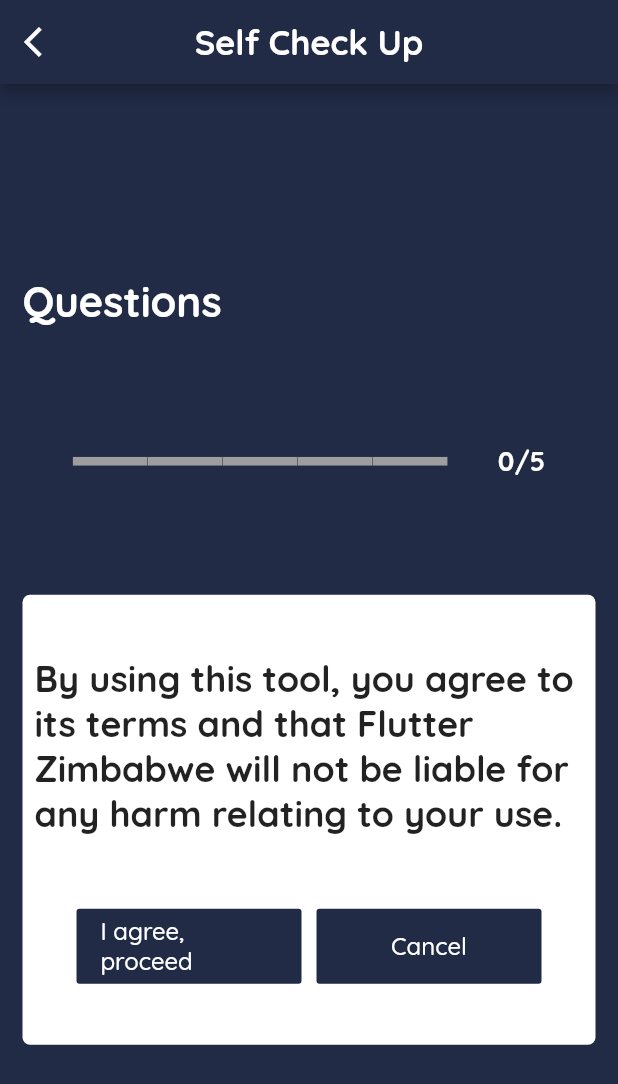
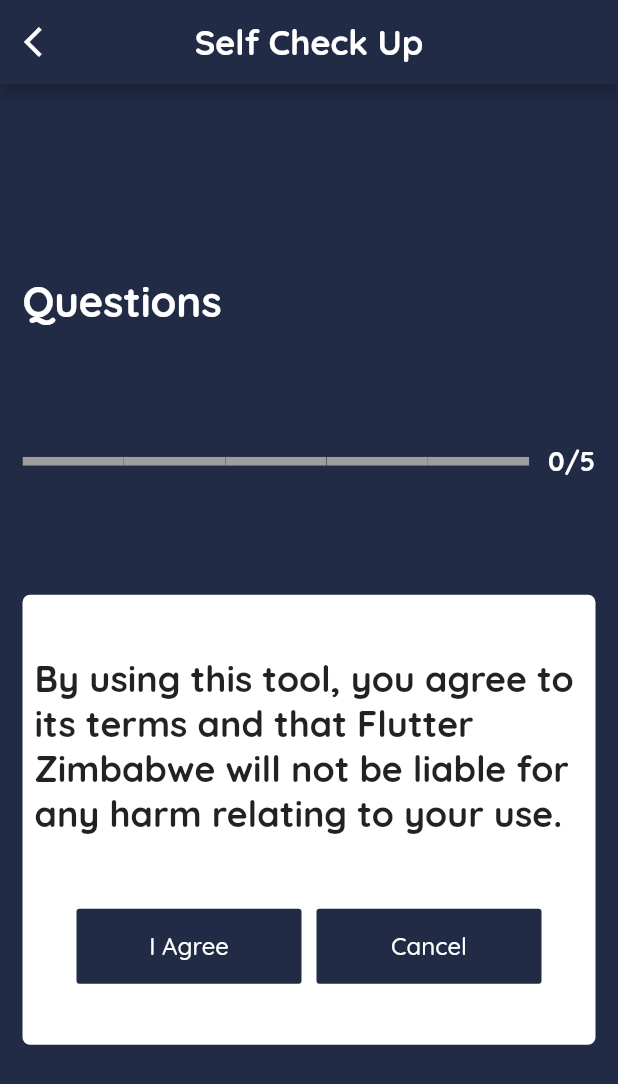
Before and after one commit to flutterdevzim/CoVID-19-Tracker, a Flutter app: the screen it shows after launch, after a tap on the "chevron right" icon, on a phone screen of 412 x 824 dp. Shown: the top 1084 px of the screen. Run offline on Flutter 3.47's test engine with Material 2 defaults, Android fonts, the phone set to English and light mode, and no system bars; drawn by our look-alikes of step_progress_indicator; our stand-ins replace badges, fl_chart.

Commit message:
increased legth of self-check questions bar

```diff
--- a/lib/models/self_checker_brain.dart
+++ b/lib/models/self_checker_brain.dart
@@ -7,7 +7,7 @@ class SelfCheckerBrain {
     SelfChecker(
         selfCheckQuestion:
             'By using this tool, you agree to its terms and that Flutter Zimbabwe will not be liable for any harm relating to your use.',
-        answer1: 'I agree, proceed',
+        answer1: 'I Agree',
         answer2: 'Cancel'),
     SelfChecker(
         selfCheckQuestion:
--- a/lib/ui/home_page.dart
+++ b/lib/ui/home_page.dart
@@ -40,7 +40,6 @@ class _HomePageState extends State<HomePage> {
         ),
       );
     }
-
     return items;
   }
 
@@ -54,6 +53,7 @@ class _HomePageState extends State<HomePage> {
   Widget build(BuildContext context) {
     return SafeArea(
       child: Scaffold(
+        backgroundColor: Colors.white,
         body: ListView(
           children: <Widget>[
             Padding(
@@ -64,7 +64,7 @@ class _HomePageState extends State<HomePage> {
               ),
               child: Row(
                 crossAxisAlignment: CrossAxisAlignment.start,
-                mainAxisAlignment: MainAxisAlignment.spaceEvenly,
+                mainAxisAlignment: MainAxisAlignment.spaceBetween,
                 children: <Widget>[
                   Text(
                     'Current outbreak',
@@ -73,7 +73,6 @@ class _HomePageState extends State<HomePage> {
                       color: questionsPageBGColor,
                     ),
                   ),
-                  Spacer(),
                   Padding(
                     padding: EdgeInsets.symmetric(horizontal: 10),
                     child: InkWell(
@@ -216,10 +215,9 @@ class _HomePageState extends State<HomePage> {
               height: 30.0,
             ),
             Padding(
-              padding: EdgeInsets.only(
-                left: 10.0,
-              ),
+              padding: EdgeInsets.symmetric(horizontal: 12.0),
               child: Row(
+                mainAxisAlignment: MainAxisAlignment.spaceBetween,
                 children: <Widget>[
                   Text(
                     'Latest Covid-19 News',
@@ -254,13 +252,13 @@ class _HomePageState extends State<HomePage> {
             ),
             // TODO: Add buttons
             Padding(
-              padding: EdgeInsets.only(
-                left: 10.0,
-                right: 10.0,
-              ),
+              padding: EdgeInsets.symmetric(horizontal: 12.0),
               child: Container(
                 height: 120.0,
-                color: Colors.grey,
+                decoration: BoxDecoration(
+                  borderRadius: BorderRadius.circular(3.0),
+                  color: Colors.grey,
+                ),
                 child: Center(
                   child: Text(
                     'TODO: Buttons',
--- a/lib/ui/self_checker.dart
+++ b/lib/ui/self_checker.dart
@@ -20,7 +20,9 @@ class _SelfCheckerState extends State<SelfCheckerScreen> {
         title: Text(
           'Self Check Up',
           style: TextStyle(
-              fontSize: 23, fontWeight: FontWeight.w700, color: Colors.white),
+            fontSize: 23, fontWeight: FontWeight.w700,
+            color: Colors.white,
+          ),
         ),
         backgroundColor: Color(0xFF212b46),
       ),
@@ -43,10 +45,10 @@ class _SelfCheckerState extends State<SelfCheckerScreen> {
                 ),
               ),
               Row(
-                mainAxisAlignment: MainAxisAlignment.spaceEvenly,
+                mainAxisAlignment: MainAxisAlignment.spaceBetween,
                 children: <Widget>[
                   SizedBox(
-                    width: 250,
+                    width: 0.82* MediaQuery.of(context).size.width,
                     child: StepProgressIndicator(
                       totalSteps: 5,
                       currentStep: selfCheckerBrain.getQuestionNumber(),
@@ -66,6 +68,7 @@ class _SelfCheckerState extends State<SelfCheckerScreen> {
                 ],
               ),
               Container(
+                alignment: Alignment.center,
                 height: 300,
                 decoration: BoxDecoration(
                   color: Colors.white,
```
